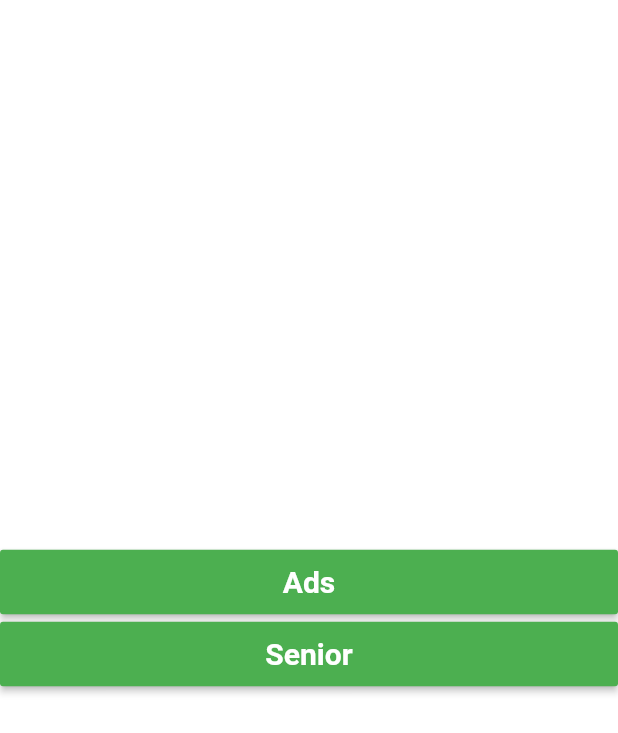
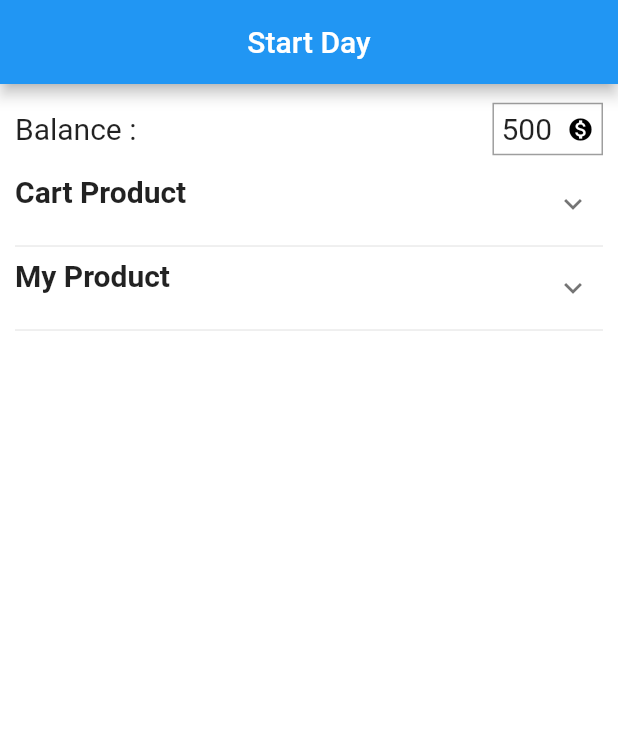
Before and after one commit to AbdrahumanFikry/hmto, a Flutter app: the screen it shows after launch, on a phone screen of 412 x 824 dp. Shown: the top 733 px of the screen. Run offline on Flutter 3.47's test engine with Material 2 defaults, Android fonts, the light colour scheme and no system bars; drawn by our look-alikes of expandable; our stand-ins replace cached_network_image, carousel_slider, fancy_bottom_navigation, fl_chart, flutter_rating_bar, font_awesome_flutter and 4 more; missing offline and left inert: app_settings.

Commit message:
first commit

```diff
--- a/lib/main.dart
+++ b/lib/main.dart
@@ -1,9 +1,10 @@
 import 'package:flutter/material.dart';
-import 'package:senior/auth/select.dart';
+import 'package:senior/auth/loginScreen.dart';
+import 'package:senior/providers/authenticationProvider.dart';
 import 'package:senior/providers/location.dart';
 import 'package:provider/provider.dart';
-import 'package:senior/seniorAds/seniorAdsNavigator.dart';
-import './senior/seniorProfile.dart';
+import 'package:senior/senior/SeniorNavigator.dart';
+import 'package:senior/senior/startDay.dart';
 
 main() {
   runApp(MyApp());
@@ -16,6 +17,9 @@ class MyApp extends StatelessWidget {
       providers: [
         ChangeNotifierProvider(
           create: (context) => Location(),
+        ),
+        ChangeNotifierProvider(
+          create: (context) => Auth(),
         ),
       ],
       child: MaterialApp(
@@ -45,7 +49,7 @@ class MyApp extends StatelessWidget {
           scaffoldBackgroundColor: Colors.white,
         ),
         debugShowCheckedModeBanner: false,
-        home: Select(),
+        home: StartDay(),
       ),
     );
   }
--- /dev/null
+++ b/lib/models/httpExceptionModel.dart
@@ -0,0 +1,11 @@
+class HttpException implements Exception {
+  final String message;
+
+  HttpException({this.message});
+
+  @override
+  String toString() {
+    return message;
+//    return super.toString();
+  }
+}
--- /dev/null
+++ b/lib/senior/startDay.dart
@@ -0,0 +1,104 @@
+import 'package:expandable/expandable.dart';
+import 'package:flutter/material.dart';
+
+class StartDay extends StatelessWidget {
+  @override
+  Widget build(BuildContext context) {
+    return Scaffold(
+      appBar: AppBar(
+        title: Text('Start Day'),
+        centerTitle: true,
+      ),
+      body: ListView(
+        padding: EdgeInsets.symmetric(horizontal: 10.0),
+        children: <Widget>[
+          Container(
+            height: 60.0,
+            width: MediaQuery.of(context).size.width,
+            child: Row(
+              children: <Widget>[
+                Text(
+                  'Balance :',
+                  style: TextStyle(fontSize: 20.0),
+                ),
+                Spacer(),
+                Container(
+                  padding: EdgeInsets.all(5.0),
+                  decoration: BoxDecoration(
+                      border: Border.all(color: Colors.grey, width: 1.0)),
+                  child: Row(
+                    children: <Widget>[
+                      Text(
+                        '500',
+                        style: TextStyle(fontSize: 20.0),
+                      ),
+                      SizedBox(
+                        width: 10.0,
+                      ),
+                      Icon(
+                        Icons.monetization_on,
+                        size: 18.0,
+                      ),
+                    ],
+                  ),
+                ),
+              ],
+            ),
+          ),
+          ExpandablePanel(
+            theme: ExpandableThemeData(
+                animationDuration: Duration(milliseconds: 200)),
+            header: Text(
+              'Cart Product',
+              style: TextStyle(fontWeight: FontWeight.w700, fontSize: 20),
+            ),
+            expanded: ListView.builder(
+              itemCount: 5,
+              shrinkWrap: true,
+              physics: NeverScrollableScrollPhysics(),
+              itemBuilder: (ctx, index) {
+                return ListTile(
+                  title: Text(
+                    'Chocolate',
+                    style: TextStyle(fontSize: 16.0),
+                  ),
+                  subtitle: Text(
+                    '50 piece',
+                    style: TextStyle(fontSize: 16.0),
+                  ),
+                );
+              },
+            ),
+          ),
+          Divider(),
+          ExpandablePanel(
+            theme: ExpandableThemeData(
+                animationDuration: Duration(milliseconds: 200)),
+            header: Text(
+              'My Product',
+              style: TextStyle(fontWeight: FontWeight.w700, fontSize: 20),
+            ),
+            expanded: ListView.builder(
+              itemCount: 5,
+              shrinkWrap: true,
+              physics: NeverScrollableScrollPhysics(),
+              itemBuilder: (ctx, index) {
+                return ListTile(
+                  title: Text(
+                    'Chocolate',
+                    style: TextStyle(fontSize: 16.0),
+                  ),
+                  subtitle: Text(
+                    '50 piece',
+                    style: TextStyle(fontSize: 16.0),
+                  ),
+                );
+              },
+            ),
+          ),
+          Divider(),
+        ],
+      ),
+    );
+  }
+}
```
Also changed, not shown: lib/auth/loginScreen.dart (added, +220 -0 lines), lib/providers/authenticationProvider.dart (added, +47 -0 lines), lib/widgets/alertDialog.dart (added, +51 -0 lines), lib/widgets/globalDialog.dart (added, +62 -0 lines), assets/appLogo.jpg (added).
